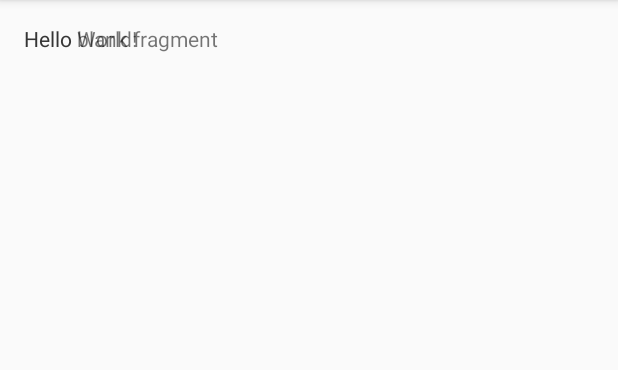
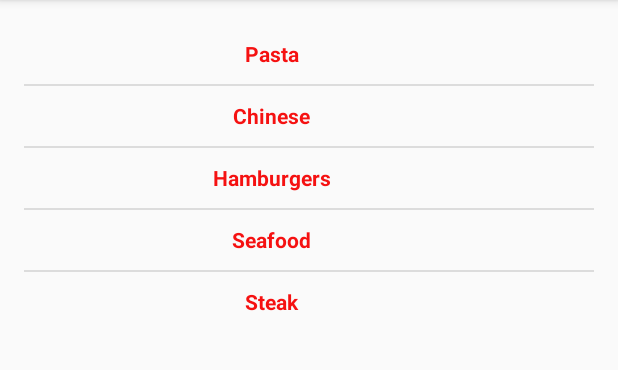
Before and after one commit to EricWidjaya/Project-1, an Android app: the screen it shows after launch (MainActivity), on a phone screen of 412 x 824 dp, the part 84-454 px from its top. Run offline under Robolectric (Android 15) with nearby library versions, the phone set to English and light mode, and no system bars.

Commit message:
Main Fragment Done(No Button Click)

```diff
--- a/Project1/app/src/main/java/com/example/eric/project1/CategoryAdapter.java
+++ b/Project1/app/src/main/java/com/example/eric/project1/CategoryAdapter.java
@@ -1,31 +1,57 @@
 package com.example.eric.project1;
 
+import android.content.Context;
+import android.view.LayoutInflater;
 import android.view.View;
 import android.view.ViewGroup;
 import android.widget.BaseAdapter;
+import android.widget.TextView;
+
+import java.util.ArrayList;
 
 /**
  * Created by Eric on 7/21/2016.
  */
 public class CategoryAdapter extends BaseAdapter{
 
+    private ArrayList<Food> foods;
+    private Context context;
+
+    public CategoryAdapter(ArrayList<Food> foods, Context context)
+    {
+        this.foods=foods;
+        this.context=context;
+
+    }
+
+
     @Override
     public int getCount() {
-        return 0;
+        return foods.size();
     }
 
     @Override
-    public Object getItem(int i) {
-        return null;
+    public Object getItem(int position) {
+        return foods.get(position);
     }
 
     @Override
-    public long getItemId(int i) {
-        return 0;
+    public long getItemId(int position) {
+        return foods.get(position).getFoodId();
     }
 
     @Override
-    public View getView(int i, View view, ViewGroup viewGroup) {
-        return null;
+    public View getView(int position, View view, ViewGroup viewGroup) {
+
+        if (view == null) {
+            LayoutInflater inflater = (LayoutInflater) context.getSystemService(Context.LAYOUT_INFLATER_SERVICE);
+            view = inflater.inflate(R.layout.row_layout, viewGroup, false);
+        }
+        TextView name = (TextView) view.findViewById(R.id.foodname);
+        Food foods = (Food) getItem(position);
+        name.setText(foods.getFoodName());
+
+
+        return view;
     }
 }
--- a/Project1/app/src/main/java/com/example/eric/project1/Food.java
+++ b/Project1/app/src/main/java/com/example/eric/project1/Food.java
@@ -21,4 +21,12 @@ public class Food {
     public void setFoodName(String foodName) {
         this.foodName = foodName;
     }
+
+    public int getFoodId() {
+        return foodId;
+    }
+
+    public String getFoodName() {
+        return foodName;
+    }
 }
--- a/Project1/app/src/main/java/com/example/eric/project1/MainFragment.java
+++ b/Project1/app/src/main/java/com/example/eric/project1/MainFragment.java
@@ -2,10 +2,14 @@ package com.example.eric.project1;
 
 
 import android.os.Bundle;
+import android.support.annotation.Nullable;
 import android.support.v4.app.Fragment;
 import android.view.LayoutInflater;
 import android.view.View;
 import android.view.ViewGroup;
+import android.widget.ListView;
+
+import java.util.ArrayList;
 
 
 /**
@@ -13,6 +17,8 @@ import android.view.ViewGroup;
  */
 public class MainFragment extends Fragment {
 
+
+    private ListView listView;
 
     public MainFragment() {
         // Required empty public constructor
@@ -26,4 +32,25 @@ public class MainFragment extends Fragment {
         return inflater.inflate(R.layout.fragment_main, container, false);
     }
 
+    @Override
+    public void onActivityCreated(@Nullable Bundle savedInstanceState) {
+        super.onActivityCreated(savedInstanceState);
+
+        ArrayList<Food> foods = new ArrayList<>();
+        Food Pasta = new Food(1,"Pasta");
+        Food Chinese = new Food(2,"Chinese");
+        Food Hamburgers = new Food(3,"Hamburgers");
+        Food Seafood = new Food(4,"Seafood");
+        Food Steak = new Food(5,"Steak");
+
+        foods.add(Pasta);
+        foods.add(Chinese);
+        foods.add(Hamburgers);
+        foods.add(Seafood);
+        foods.add(Steak);
+
+        final CategoryAdapter custom = new CategoryAdapter(foods, getContext());
+        listView = (ListView) getActivity().findViewById(R.id.listView);
+        listView.setAdapter(custom);
+    }
 }
--- a/Project1/app/src/main/res/layout/activity_main.xml
+++ b/Project1/app/src/main/res/layout/activity_main.xml
@@ -10,8 +10,5 @@
     android:paddingTop="@dimen/activity_vertical_margin"
     tools:context="com.example.eric.project1.MainActivity">
 
-    <TextView
-        android:layout_width="wrap_content"
-        android:layout_height="wrap_content"
-        android:text="Hello World!" />
+
 </FrameLayout>
--- a/Project1/app/src/main/res/layout/fragment_main.xml
+++ b/Project1/app/src/main/res/layout/fragment_main.xml
@@ -5,9 +5,10 @@
     tools:context="com.example.eric.project1.MainFragment">
 
     <!-- TODO: Update blank fragment layout -->
-    <TextView
-        android:layout_width="match_parent"
-        android:layout_height="match_parent"
-        android:text="@string/hello_blank_fragment" />
 
+    <ListView
+        android:layout_width="wrap_content"
+        android:layout_height="wrap_content"
+        android:id="@+id/listView"
+        android:layout_gravity="left|top" />
 </FrameLayout>
--- a/Project1/app/src/main/res/layout/row_layout.xml
+++ b/Project1/app/src/main/res/layout/row_layout.xml
@@ -2,5 +2,15 @@
 <LinearLayout xmlns:android="http://schemas.android.com/apk/res/android"
     android:orientation="vertical" android:layout_width="match_parent"
     android:layout_height="match_parent">
+    <TextView
+        android:layout_width="330dp"
+        android:layout_height="wrap_content"
+        android:id="@+id/foodname"
+        android:textColor="#f51111"
+        android:textStyle="bold"
+        android:typeface="sans"
+        android:gravity="center_vertical|center_horizontal"
+        android:height="40dp"
+        android:layout_marginRight="40dp" />
 
 </LinearLayout>
```
